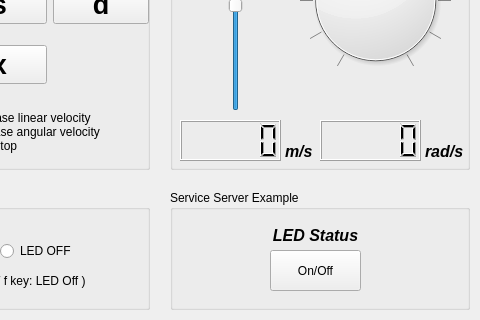
Above: rqt_example/resource/rqt_example.ui from robotpilot/ros2-seminar-examples before the change; both pictures show x 160 to 640 and y 160 to 480 of the 640 by 480 pixel window. Below: the same form after it.
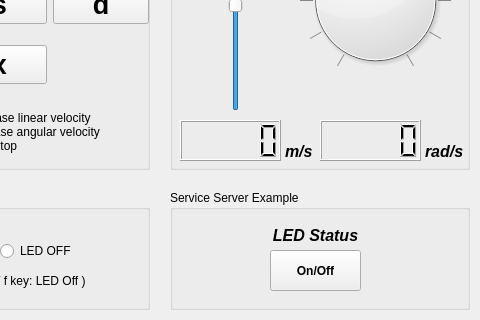
That is the form after the change.

```diff
--- a/rqt_example/resource/rqt_example.ui
+++ b/rqt_example/resource/rqt_example.ui
@@ -192,9 +192,18 @@
       <height>41</height>
      </rect>
     </property>
+    <property name="font">
+     <font>
+      <weight>75</weight>
+      <bold>true</bold>
+     </font>
+    </property>
     <property name="autoFillBackground">
      <bool>false</bool>
     </property>
+    <property name="styleSheet">
+     <string notr="true"/>
+    </property>
     <property name="text">
      <string>On/Off</string>
     </property>
```
Left out of the diff: 2 changed lines with no effect on the pictures.
